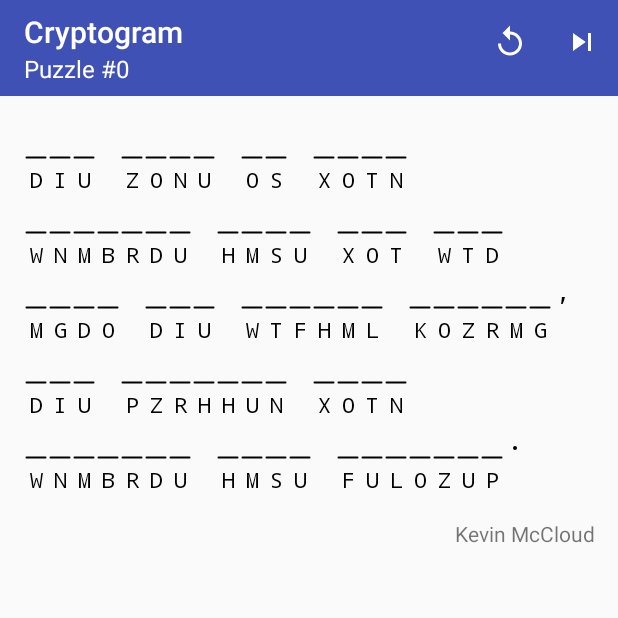
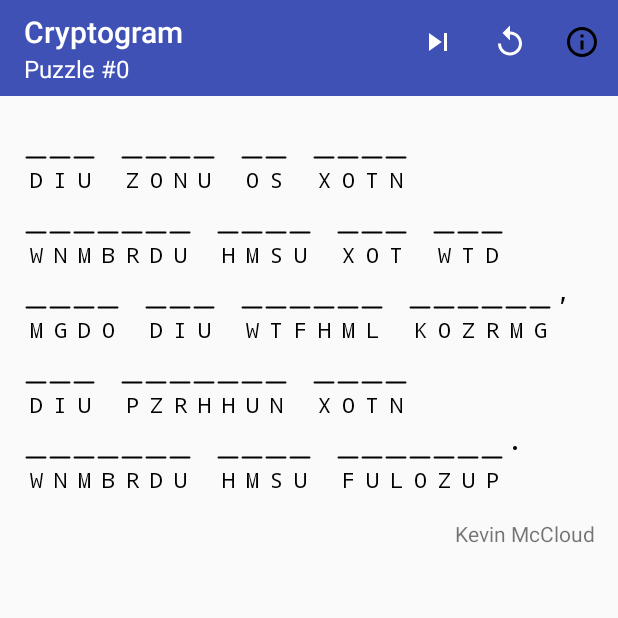
Before and after one commit to bakyazi/cryptogram, an Android app: the screen it shows after launch (CryptogramActivity), on a phone screen of 412 x 824 dp, the top half of it. Run offline under Robolectric (Android 15) with nearby library versions, the phone set to English and light mode, and no system bars; our stand-ins replace ButterKnife; libraries missing offline, so code that uses them is left out: com.pixplicity.easyprefs; 4 statements that could not run were skipped.

Commit message:
placeholder menu item for about screen

```diff
--- /dev/null
+++ b/app/src/main/res/drawable/ic_info.xml
@@ -0,0 +1,9 @@
+<vector xmlns:android="http://schemas.android.com/apk/res/android"
+        android:width="24dp"
+        android:height="24dp"
+        android:viewportWidth="24.0"
+        android:viewportHeight="24.0">
+    <path
+        android:fillColor="#FF000000"
+        android:pathData="M11,17h2v-6h-2v6zM12,2C6.48,2 2,6.48 2,12s4.48,10 10,10 10,-4.48 10,-10S17.52,2 12,2zM12,20c-4.41,0 -8,-3.59 -8,-8s3.59,-8 8,-8 8,3.59 8,8 -3.59,8 -8,8zM11,9h2L13,7h-2v2z"/>
+</vector>
--- a/app/src/main/res/menu/menu_cryptogram.xml
+++ b/app/src/main/res/menu/menu_cryptogram.xml
@@ -4,17 +4,24 @@
     xmlns:app="http://schemas.android.com/apk/res-auto">
 
     <item
+        android:id="@+id/action_next"
+        android:icon="@drawable/ic_next"
+        android:orderInCategory="100"
+        android:title="@string/next"
+        app:showAsAction="ifRoom"/>
+
+    <item
         android:id="@+id/action_reset"
         android:icon="@drawable/ic_reset"
-        android:orderInCategory="100"
+        android:orderInCategory="200"
         android:title="@string/reset"
         app:showAsAction="ifRoom"/>
 
     <item
-        android:id="@+id/action_next"
-        android:icon="@drawable/ic_next"
-        android:orderInCategory="200"
-        android:title="@string/next"
+        android:id="@+id/action_about"
+        android:icon="@drawable/ic_info"
+        android:orderInCategory="300"
+        android:title="@string/about"
         app:showAsAction="ifRoom"/>
 
 </menu>
--- a/app/src/main/res/values/strings.xml
+++ b/app/src/main/res/values/strings.xml
@@ -4,6 +4,7 @@
 
     <string name="next">Next</string>
     <string name="reset">Reset</string>
+    <string name="about">About</string>
     <string name="cancel">Cancel</string>
     <string name="skip_puzzle">Are you sure you’d like to skip this puzzle?</string>
     <string name="reset_puzzle">Are you sure you’d like to reset this puzzle?</string>
```
